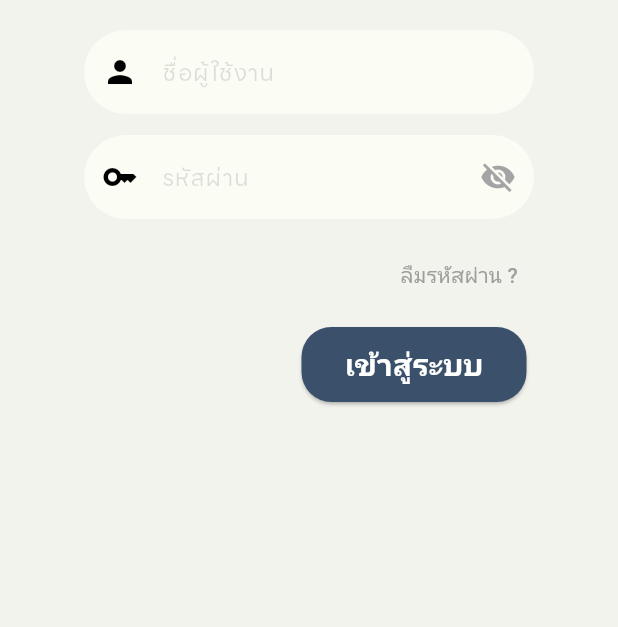
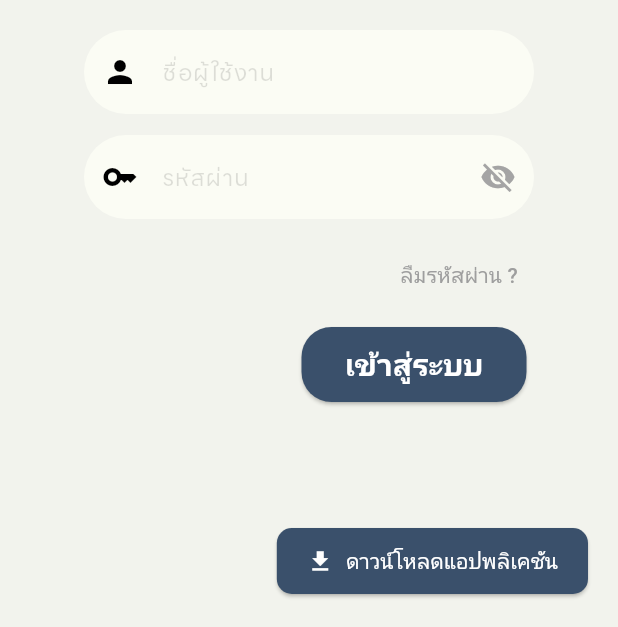
Before and after one commit to xzzdz/hotel_web, a Flutter app: the screen it shows after launch, on a phone screen of 412 x 824 dp, the part 609-1236 px from its top. Run offline on Flutter 3.47's test engine with Material 3 defaults, Android fonts, the light colour scheme and no system bars; our stand-ins replace animated_splash_screen, fl_chart, shared_preferences; missing offline and left inert: dart:html, image_picker_web.

```diff
--- a/lib/screens/add_report.dart
+++ b/lib/screens/add_report.dart
@@ -74,12 +74,16 @@ class _AddReportState extends State<AddReport> {
       request.fields['status'] = _selectedStatus;
       request.fields['detail'] = _detailController.text;
       request.fields['location'] = _locationController.text;
+      request.fields['time'] =
+          "${DateTime.now().hour}:${DateTime.now().minute}:${DateTime.now().second}"; // เวลาปัจจุบัน
 
       print('username: $username');
       print('type: $_selectedType');
       print('status: $_selectedStatus');
       print('detail: ${_detailController.text}');
       print('location: ${_locationController.text}');
+      print(
+          'time: ${DateTime.now().toLocal().toString().split(' ')[1]}'); // แสดงเวลา
 
       // For web (dart:io not available)
       if (kIsWeb && _selectedImage != null) {
--- a/lib/screens/home.dart
+++ b/lib/screens/home.dart
@@ -417,6 +417,7 @@ class _HomepageWebState extends State<HomepageWeb> {
 
                                                 return DataRow(cells: [
                                                   DataCell(Text(item['date'])),
+
                                                   DataCell(Text(item['type'])),
 
                                                   DataCell(
--- a/lib/screens/login.dart
+++ b/lib/screens/login.dart
@@ -3,6 +3,7 @@
 import 'package:flutter/material.dart';
 import 'dart:async';
 import 'package:http/http.dart' as http;
+import 'package:url_launcher/url_launcher.dart';
 import 'dart:convert';
 import '../constant/color_font.dart';
 import 'package:shared_preferences/shared_preferences.dart';
@@ -122,21 +123,21 @@ class _LoginState extends State<Login> {
   Widget build(BuildContext context) {
     return Scaffold(
       backgroundColor: bgcolor,
-      body: Center(
+      body: Stack(
+        children: [
+          Center(
             child: Form(
               key: formKey,
               child: LayoutBuilder(
                 builder: (context, constraints) {
-              bool isSmallScreen = constraints.maxWidth < 700; // หน้าจอขนาดเล็ก
+                  bool isSmallScreen = constraints.maxWidth < 700;
 
                   return SingleChildScrollView(
                     child: Padding(
-                  padding:
-                      const EdgeInsets.all(16.0), // เพิ่ม padding ให้เหมาะสม
+                      padding: const EdgeInsets.all(16.0),
                       child: Column(
                         children: [
                           if (!isSmallScreen) ...[
-                        // แสดง Row เฉพาะหน้าจอใหญ่
                             Row(
                               mainAxisAlignment: MainAxisAlignment.center,
                               children: [
@@ -147,7 +148,6 @@ class _LoginState extends State<Login> {
                                       'assets/img/111.png',
                                       width: 300,
                                     ),
-                                // const SizedBox(height: 10),
                                     Text(
                                       'ระบบแจ้งซ่อม',
                                       style: TextStyle(
@@ -173,10 +173,9 @@ class _LoginState extends State<Login> {
                               ],
                             ),
                           ] else ...[
-                        // แสดง Column สำหรับหน้าจอเล็ก
                             Image.asset(
                               'assets/img/111.png',
-                          width: 200, // ลดขนาดโลโก้ในหน้าจอเล็ก
+                              width: 200,
                             ),
                             const SizedBox(height: 10),
                             Text(
@@ -207,6 +206,30 @@ class _LoginState extends State<Login> {
                 },
               ),
             ),
+          ),
+          Positioned(
+            bottom: 20,
+            right: 20,
+            child: ElevatedButton.icon(
+              onPressed: () {
+                launchUrl(Uri.parse(
+                    "https://drive.google.com/drive/u/0/folders/1-WuvODM8aaS5hyr3GI1rfPPxg5R1faqV"));
+              },
+              icon: Icon(Icons.download, color: Colors.white),
+              label: Text(
+                'ดาวน์โหลดแอปพลิเคชัน',
+                style: TextStyle(color: Colors.white),
+              ),
+              style: ElevatedButton.styleFrom(
+                backgroundColor: bottoncolor,
+                padding: EdgeInsets.symmetric(horizontal: 20, vertical: 12),
+                shape: RoundedRectangleBorder(
+                  borderRadius: BorderRadius.circular(10),
+                ),
+              ),
+            ),
+          ),
+        ],
       ),
     );
   }
```
Also changed, not shown: lib/screens/detail.dart (+13 -31 lines). Lines whose indentation alone changed are shown as unchanged.
